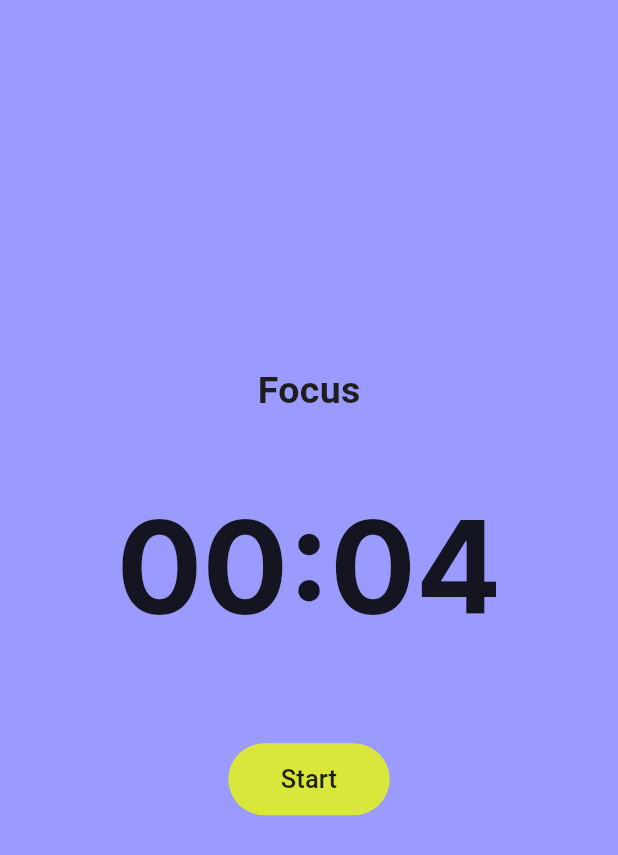
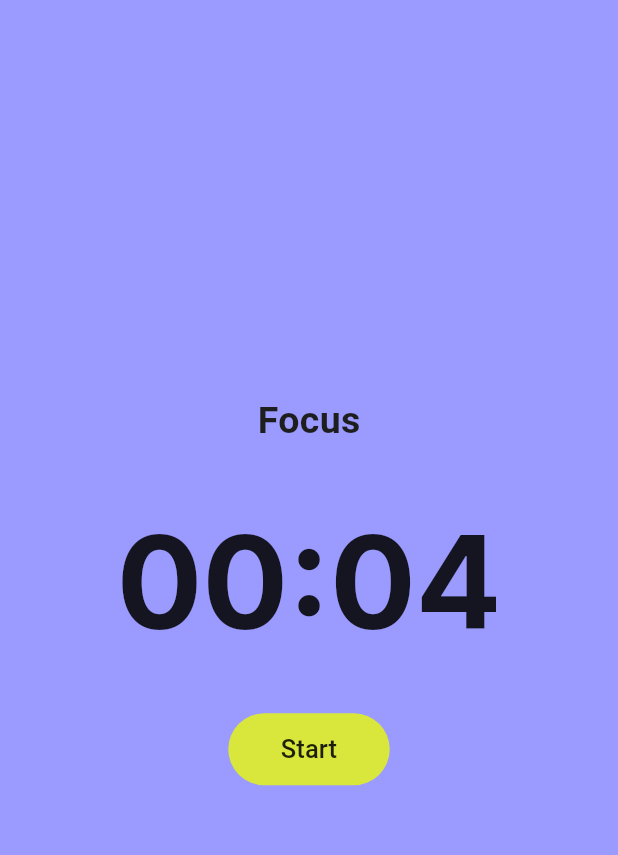
Before and after one commit to MariannaBosiaka/focus-timer-app, a Flutter app: the screen it shows after launch, on a phone screen of 412 x 824 dp. Shown: the top 855 px of the screen. Run offline on Flutter 3.47's test engine with Material 3 defaults, Android fonts, the phone set to English and light mode, and no system bars; our stand-ins replace cloud_firestore, confetti, firebase_core, flutter_slidable; accounts and stored records are empty.

Commit message:
disabled functions when timer is running

```diff
--- a/lib/features/timer/ui/pages/timer_page.dart
+++ b/lib/features/timer/ui/pages/timer_page.dart
@@ -121,10 +121,14 @@ class _TimerPageState extends State<TimerPage> with TickerProviderStateMixin {
 
     // Show confetti if task is complete
     if ((task['donePomodoros'] ?? 0) >= (task['pomodoros'] ?? 0)) {
+      if (!mounted) return;
       _confettiController.play();
       setState(() => _showFinishedMessage = true);
 
       Future.delayed(const Duration(seconds: 3), () {
+
+        if (!mounted) return;
+
         if (mounted) {
           setState(() => _showFinishedMessage = false);
         }
@@ -142,7 +146,9 @@ class _TimerPageState extends State<TimerPage> with TickerProviderStateMixin {
       color: timer.isRunning ? darkAppBackground : lightAppBackground,
       child: PageView(
         controller: _mainPageController,
-        physics: const PageScrollPhysics(),
+        physics: timer.isRunning
+          ? const NeverScrollableScrollPhysics() // disable swipe when running
+          : const PageScrollPhysics(),          // enable swipe otherwise
         children: [
           // === Timer Screen ===
           _buildFadingPage(
@@ -187,17 +193,18 @@ class _TimerPageState extends State<TimerPage> with TickerProviderStateMixin {
                       child: AnimatedOpacity(
                         duration: const Duration(milliseconds: 500),
                         opacity: _showFinishedMessage ? 1 : 0,
+                        // opacity: 1, for testing purposes
                         child: Container(
-                          padding: const EdgeInsets.symmetric(horizontal: 20, vertical: 12),
+                          padding: const EdgeInsets.symmetric(horizontal: 20, vertical: 10),
                           decoration: BoxDecoration(
-                            color: ctaColor.withOpacity(0.9),
+                            color: purpleCtaColor,
                             borderRadius: BorderRadius.circular(30),
                           ),
                           child: const Text(
                             "🎉 Task Finished!",
                             style: TextStyle(
-                              fontSize: 22,
-                              fontWeight: FontWeight.bold,
+                              fontSize: 20,
+                              fontWeight: FontWeight.w600,
                               color: Colors.white,
                             ),
                           ),
@@ -258,6 +265,10 @@ class _TimerPageState extends State<TimerPage> with TickerProviderStateMixin {
 
                                     return PageView.builder(
                                       controller: _modePageController,
+                                      // enable scrolling between modes only when timer is stopped
+                                      physics: timer.isRunning
+                                      ? const NeverScrollableScrollPhysics()
+                                      : const PageScrollPhysics(),
                                       itemCount: _modes.length,
                                       onPageChanged: (index) => timer.setMode(index),
                                       itemBuilder: (context, index) {
@@ -278,11 +289,9 @@ class _TimerPageState extends State<TimerPage> with TickerProviderStateMixin {
                                                   _modes[index],
                                                   style: TextStyle
                                                   (
-
-                                                    fontWeight: FontWeight.bold,
-                                                    color: timer.isRunning ? purpleCtaColor : darkAppBackground,
+                                                    fontWeight: FontWeight.w600,
+                                                    color: timer.isRunning ? yellowTextColor : darkAppBackground,
                                                     fontSize: 25
-
                                                   ),
                                                 ),
                                               ),
@@ -295,7 +304,7 @@ class _TimerPageState extends State<TimerPage> with TickerProviderStateMixin {
                                 ),
                               ),
 
-                              const SizedBox(height: 50),
+                              const SizedBox(height: 40),
 
                               // Timer display
                               TweenAnimationBuilder<double>(
@@ -341,12 +350,11 @@ class _TimerPageState extends State<TimerPage> with TickerProviderStateMixin {
                                 },
                               ),
 
-                              const SizedBox(height: 20),
 
                             if (timer.isRunning)
                               // Smooth White Progress Line with margin
                               Padding(
-                                padding: const EdgeInsets.symmetric(horizontal: 60),
+                                padding: const EdgeInsets.symmetric(horizontal: 60, vertical: 30),
                                 child: SizedBox(
                                   height: 8, // total height of the bar
                                   child: Stack(
@@ -387,7 +395,7 @@ class _TimerPageState extends State<TimerPage> with TickerProviderStateMixin {
                               ),
 
 
-                              const SizedBox(height: 50),
+                              const SizedBox(height: 40),
 
                               // Start/Pause Button
                               TextButton(
@@ -412,6 +420,7 @@ class _TimerPageState extends State<TimerPage> with TickerProviderStateMixin {
                                           timer.completedFocusSessions++;
                                           timer.setMode(timer.completedFocusSessions % 4 == 0 ? 2 : 1);
                                           timer.reset();
+
                                         } else {
                                           timer.setMode(0);
                                           timer.reset();
```
